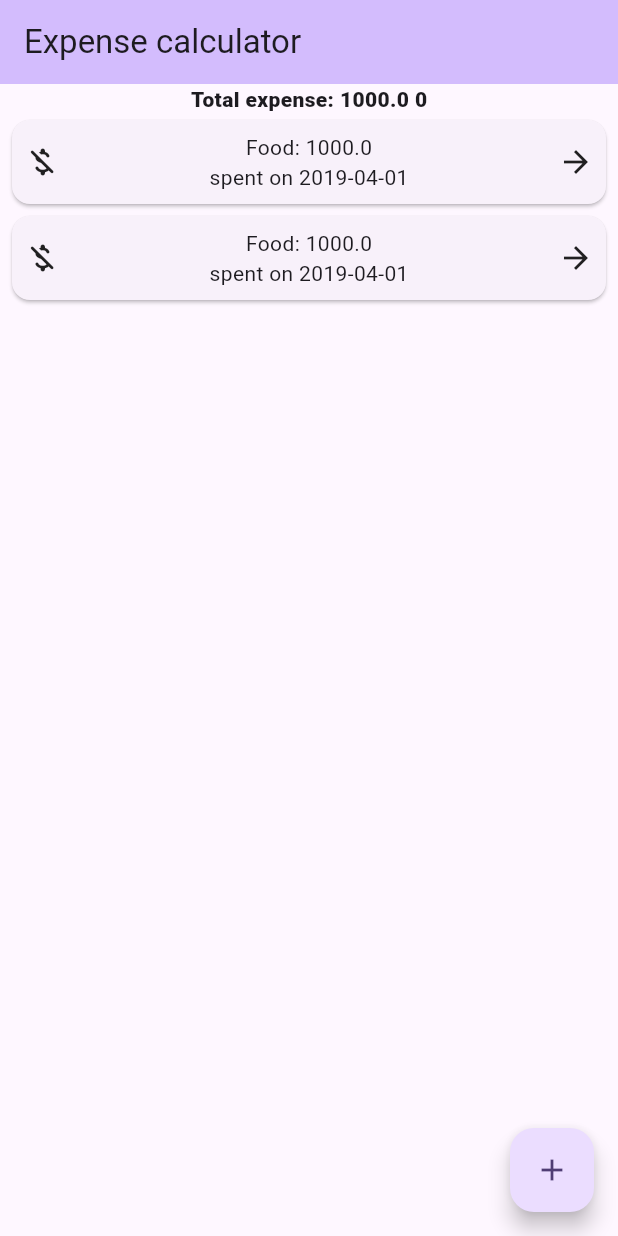
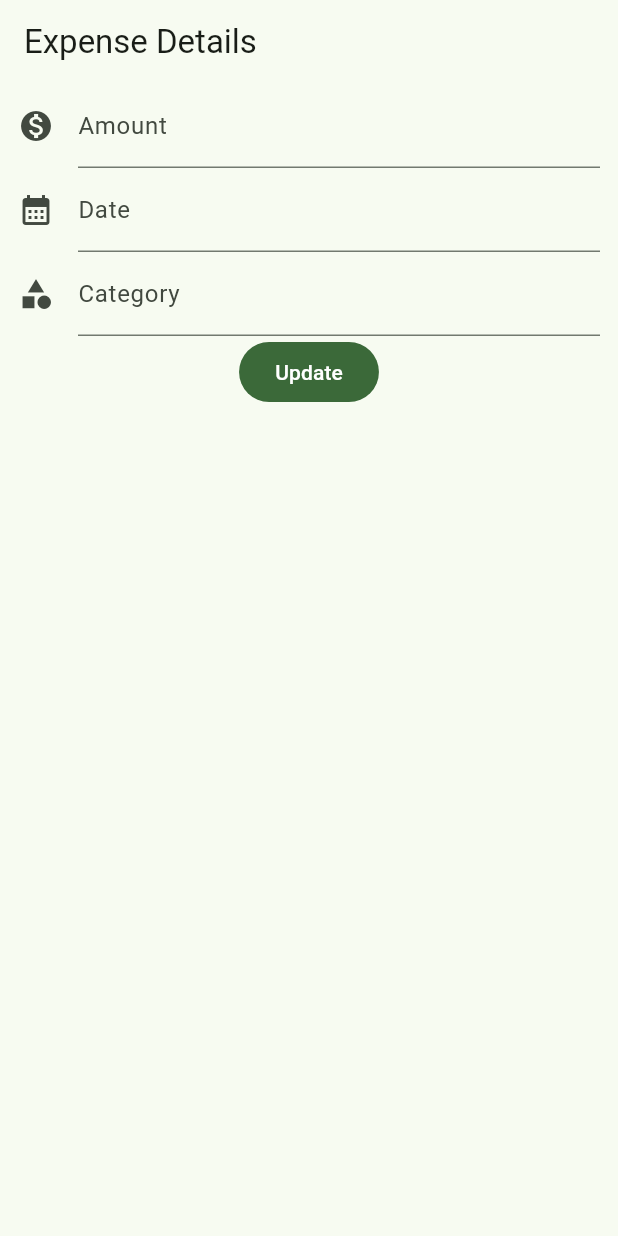
Before and after one commit to SHARKZTECH/Expense-Cal-Flutter, a Flutter app: the screen it shows after launch, on a phone screen of 412 x 824 dp. Run offline on Flutter 3.47's test engine with Material 3 defaults, Android fonts, the phone set to English and light mode, and no system bars.

Commit message:
update expense_page

```diff
--- /dev/null
+++ b/lib/expense_page.dart
@@ -0,0 +1,44 @@
+import 'package:flutter/material.dart';
+
+class ExpensePage extends StatelessWidget {
+  const ExpensePage({super.key});
+
+  @override
+  Widget build(BuildContext context) {
+    return Scaffold(
+      appBar: AppBar(
+        title: const Text("Expense Details"),
+      ),
+      body: Container(
+        margin: const EdgeInsets.symmetric(horizontal: 12.0),
+        child: Form(
+            child: Column(
+          children: [
+            TextFormField(
+              decoration: const InputDecoration(
+                label: Text("Amount"),
+                icon: Icon(Icons.monetization_on),
+              ),
+            ),
+            TextFormField(
+              decoration: const InputDecoration(
+                label: Text("Date"),
+                icon: Icon(Icons.calendar_month),
+              ),
+            ),
+            TextFormField(
+              decoration: const InputDecoration(
+                label: Text("Category"),
+                icon: Icon(Icons.category),
+              ),
+            ),
+            FilledButton(
+              onPressed: () {},
+              child: const Text("Update"),
+            )
+          ],
+        )),
+      ),
+    );
+  }
+}
--- a/lib/main.dart
+++ b/lib/main.dart
@@ -1,3 +1,4 @@
+import 'package:expense_calculator/expense_page.dart';
 import 'package:flutter/material.dart';
 import 'my_home_page.dart';
 
@@ -13,10 +14,11 @@ class MyApp extends StatelessWidget {
     return MaterialApp(
       title: 'Expense calculator',
       theme: ThemeData(
-        colorScheme: ColorScheme.fromSeed(seedColor: Colors.deepPurple),
+        colorScheme: ColorScheme.fromSeed(seedColor: Colors.green),
         useMaterial3: true,
       ),
-      home: const MyHomePage(title: 'Expense calculator'),
+      // home: const MyHomePage(title: 'Expense calculator'),
+      home: const ExpensePage(),
     );
   }
 }
--- a/lib/my_home_page.dart
+++ b/lib/my_home_page.dart
@@ -38,7 +38,7 @@ class _MyHomePageState extends State<MyHomePage> {
               child: Row(
                 mainAxisAlignment: MainAxisAlignment.spaceBetween,
                 children: [
-                  Icon(Icons.money_off_rounded),
+                  Icon(Icons.monetization_on),
                   Column(
                     children: [
                       Text("Food: 1000.0"),
@@ -57,7 +57,7 @@ class _MyHomePageState extends State<MyHomePage> {
               child: Row(
                 mainAxisAlignment: MainAxisAlignment.spaceBetween,
                 children: [
-                  Icon(Icons.money_off_rounded),
+                  Icon(Icons.monetization_on),
                   Column(
                     children: [
                       Text("Food: 1000.0"),
```
Also changed, not shown: lib/expenses_page.dart (deleted).
